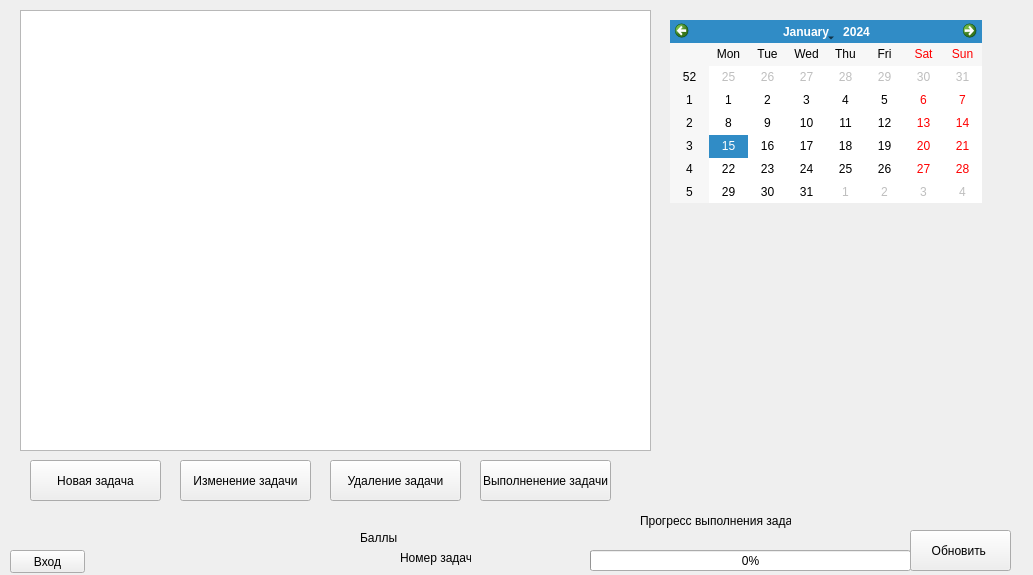
The window that untitled_2.ui (keregan/Active_staff_motivation_qt) describes before a commit, drawn with Qt 5.
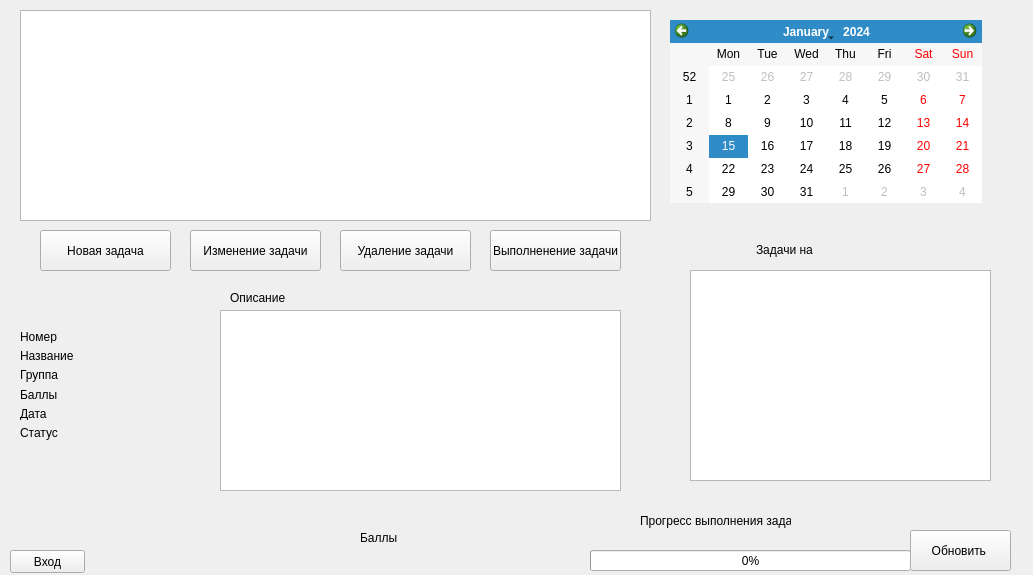
The same window after the commit.

The edit to the form file:
```diff
--- a/untitled_2.ui
+++ b/untitled_2.ui
@@ -100,8 +100,8 @@
    <widget class="QPushButton" name="new_task_window">
     <property name="geometry">
      <rect>
-      <x>30</x>
-      <y>460</y>
+      <x>40</x>
+      <y>230</y>
       <width>131</width>
       <height>41</height>
      </rect>
@@ -178,15 +178,15 @@
       <x>20</x>
       <y>10</y>
       <width>631</width>
-      <height>441</height>
+      <height>211</height>
      </rect>
     </property>
    </widget>
    <widget class="QPushButton" name="upgrade_task_window_2">
     <property name="geometry">
      <rect>
-      <x>180</x>
-      <y>460</y>
+      <x>190</x>
+      <y>230</y>
       <width>131</width>
       <height>41</height>
      </rect>
@@ -198,8 +198,8 @@
    <widget class="QPushButton" name="delete_task_window">
     <property name="geometry">
      <rect>
-      <x>330</x>
-      <y>460</y>
+      <x>340</x>
+      <y>230</y>
       <width>131</width>
       <height>41</height>
      </rect>
@@ -211,8 +211,8 @@
    <widget class="QPushButton" name="accept_task_window">
     <property name="geometry">
      <rect>
-      <x>480</x>
-      <y>460</y>
+      <x>490</x>
+      <y>230</y>
       <width>131</width>
       <height>41</height>
      </rect>
@@ -224,42 +224,171 @@
    <widget class="QLabel" name="error_task">
     <property name="geometry">
      <rect>
-      <x>330</x>
-      <y>500</y>
-      <width>281</width>
-      <height>16</height>
+      <x>40</x>
+      <y>270</y>
+      <width>581</width>
+      <height>20</height>
      </rect>
     </property>
     <property name="text">
      <string/>
     </property>
    </widget>
-   <widget class="QLabel" name="label">
+   <widget class="QTextBrowser" name="description_task">
     <property name="geometry">
      <rect>
-      <x>400</x>
-      <y>550</y>
-      <width>71</width>
+      <x>220</x>
+      <y>310</y>
+      <width>401</width>
+      <height>181</height>
+     </rect>
+    </property>
+   </widget>
+   <widget class="QLabel" name="label_2">
+    <property name="geometry">
+     <rect>
+      <x>230</x>
+      <y>290</y>
+      <width>61</width>
       <height>16</height>
      </rect>
     </property>
     <property name="text">
-     <string>Номер задачи</string>
+     <string>Описание</string>
     </property>
    </widget>
-   <widget class="QLabel" name="number_task">
+   <widget class="QLabel" name="label_9">
     <property name="geometry">
      <rect>
-      <x>500</x>
-      <y>550</y>
-      <width>47</width>
-      <height>13</height>
+      <x>756</x>
+      <y>240</y>
+      <width>71</width>
+      <height>20</height>
      </rect>
     </property>
     <property name="text">
+     <string>Задачи на </string>
+    </property>
+   </widget>
+   <widget class="QListWidget" name="tasks_list_day">
+    <property name="geometry">
+     <rect>
+      <x>690</x>
+      <y>270</y>
+      <width>301</width>
+      <height>211</height>
+     </rect>
+    </property>
+   </widget>
+   <widget class="QLabel" name="day_task">
+    <property name="geometry">
+     <rect>
+      <x>816</x>
+      <y>240</y>
+      <width>71</width>
+      <height>21</height>
+     </rect>
+    </property>
+    <property name="text">
      <string/>
     </property>
    </widget>
+   <widget class="QWidget" name="">
+    <property name="geometry">
+     <rect>
+      <x>20</x>
+      <y>330</y>
+      <width>191</width>
+      <height>110</height>
+     </rect>
+    </property>
+    <layout class="QFormLayout" name="formLayout">
+     <item row="0" column="0">
+      <widget class="QLabel" name="label">
+       <property name="text">
+        <string>Номер</string>
+       </property>
+      </widget>
+     </item>
+     <item row="0" column="1">
+      <widget class="QLabel" name="number_task">
+       <property name="text">
+        <string/>
+       </property>
+      </widget>
+     </item>
+     <item row="1" column="0">
+      <widget class="QLabel" name="label_5">
+       <property name="text">
+        <string>Название</string>
+       </property>
+      </widget>
+     </item>
+     <item row="1" column="1">
+      <widget class="QLabel" name="name_task">
+       <property name="text">
+        <string/>
+       </property>
+      </widget>
+     </item>
+     <item row="2" column="0">
+      <widget class="QLabel" name="label_6">
+       <property name="text">
+        <string>Группа</string>
+       </property>
+      </widget>
+     </item>
+     <item row="2" column="1">
+      <widget class="QLabel" name="group_task">
+       <property name="text">
+        <string/>
+       </property>
+      </widget>
+     </item>
+     <item row="3" column="0">
+      <widget class="QLabel" name="label_4">
+       <property name="text">
+        <string>Баллы</string>
+       </property>
+      </widget>
+     </item>
+     <item row="3" column="1">
+      <widget class="QLabel" name="ball_2">
+       <property name="text">
+        <string/>
+       </property>
+      </widget>
+     </item>
+     <item row="4" column="0">
+      <widget class="QLabel" name="label_3">
+       <property name="text">
+        <string>Дата</string>
+       </property>
+      </widget>
+     </item>
+     <item row="4" column="1">
+      <widget class="QLabel" name="date_task">
+       <property name="text">
+        <string/>
+       </property>
+      </widget>
+     </item>
+     <item row="5" column="0">
+      <widget class="QLabel" name="label_7">
+       <property name="text">
+        <string>Статус</string>
+       </property>
+      </widget>
+     </item>
+     <item row="5" column="1">
+      <widget class="QLabel" name="status_task">
+       <property name="text">
+        <string/>
+       </property>
+      </widget>
+     </item>
+    </layout>
+   </widget>
   </widget>
  </widget>
  <resources/>
```
Left out of the diff: 2 changed lines with no effect on the pictures.
